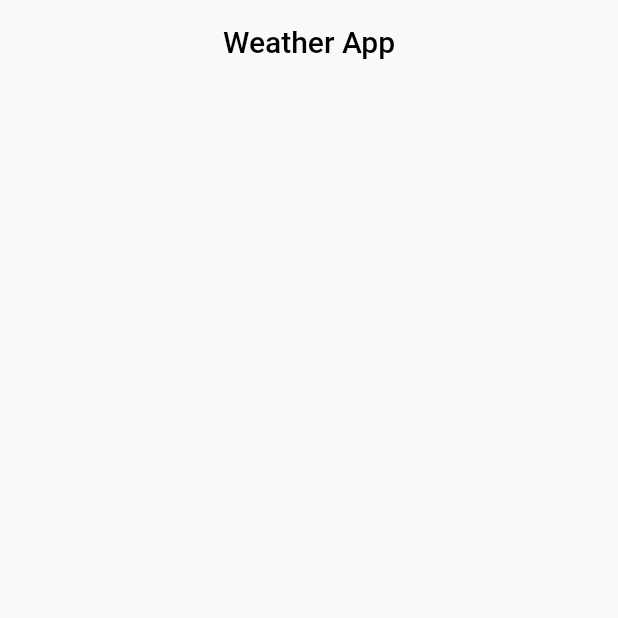
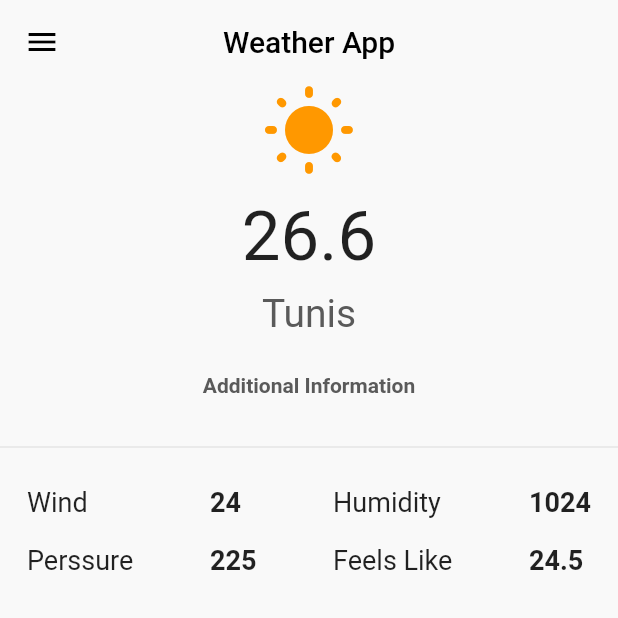
Before and after one commit to KurshanyWaleed/weather_app, a Flutter app: the screen it shows after launch, on a phone screen of 412 x 824 dp, the top half of it. Run offline on Flutter 3.47's test engine with Material 2 defaults, Android fonts, the phone set to English and light mode, and no system bars.

Commit message:
UI finished !

```diff
--- a/lib/main.dart
+++ b/lib/main.dart
@@ -1,4 +1,8 @@
+import 'dart:ui';
+
 import 'package:flutter/material.dart';
+import 'package:weather_app/views/additional_information.dart';
+import 'package:weather_app/views/current_weather.dart';
 
 void main() {
   runApp(const MyApp());
@@ -40,9 +44,33 @@ class _MyHomePageState extends State<MyHomePage> {
         backgroundColor: const Color(0xFFf9f9f9),
         elevation: 0.0,
         centerTitle: true,
+        leading: IconButton(
+          onPressed: () {},
+          icon: const Icon(Icons.menu),
+          color: Colors.black,
+        ),
         title: const Text("Weather App", style: TextStyle(color: Colors.black)),
       ),
-      body: Container(),
+      body: Column(
+        crossAxisAlignment: CrossAxisAlignment.center,
+        children: [
+          //?custom widget for the app :P
+          currentWeather(
+              icon: Icons.wb_sunny_rounded, temp: "26.6", location: "Tunis"),
+          const SizedBox(
+            height: 25.0,
+          ),
+          const Text("Additional Information",
+              style: TextStyle(
+                  fontWeight: FontWeight.bold, color: Color(0xFF5a5a5a))),
+          const SizedBox(
+            height: 25.0,
+          ),
+          const Divider(),
+          additionalInformation(
+              wind: "24", pressure: "225", humidity: "1024", feelsLike: "24.5")
+        ],
+      ),
     );
   }
 }
--- /dev/null
+++ b/lib/views/additional_information.dart
@@ -0,0 +1,94 @@
+import 'package:flutter/material.dart';
+
+TextStyle titleFont =
+    const TextStyle(fontWeight: FontWeight.normal, fontSize: 18.0);
+TextStyle dataFont =
+    const TextStyle(fontWeight: FontWeight.bold, fontSize: 18.0);
+
+Widget additionalInformation(
+    {String? wind, String? humidity, String? pressure, String? feelsLike}) {
+  return Container(
+    width: double.infinity,
+    padding: const EdgeInsets.all(18.0),
+    child: Column(
+      mainAxisAlignment: MainAxisAlignment.center,
+      crossAxisAlignment: CrossAxisAlignment.center,
+      children: [
+        Row(
+          mainAxisAlignment: MainAxisAlignment.spaceBetween,
+          crossAxisAlignment: CrossAxisAlignment.center,
+          children: [
+            Column(
+              mainAxisAlignment: MainAxisAlignment.start,
+              crossAxisAlignment: CrossAxisAlignment.start,
+              children: [
+                Text("Wind", style: titleFont),
+                const SizedBox(
+                  height: 18.0,
+                ),
+                Text(
+                  "Perssure",
+                  style: titleFont,
+                ),
+                const SizedBox(
+                  height: 18.0,
+                ),
+              ],
+            ),
+            Column(
+              mainAxisAlignment: MainAxisAlignment.start,
+              crossAxisAlignment: CrossAxisAlignment.start,
+              children: [
+                Text("$wind", style: dataFont),
+                const SizedBox(
+                  height: 18.0,
+                ),
+                Text(
+                  "$pressure",
+                  style: dataFont,
+                ),
+                const SizedBox(
+                  height: 18.0,
+                ),
+              ],
+            ),
+            Column(
+              mainAxisAlignment: MainAxisAlignment.start,
+              crossAxisAlignment: CrossAxisAlignment.start,
+              children: [
+                Text("Humidity", style: titleFont),
+                const SizedBox(
+                  height: 18.0,
+                ),
+                Text(
+                  "Feels Like",
+                  style: titleFont,
+                ),
+                const SizedBox(
+                  height: 18.0,
+                ),
+              ],
+            ),
+            Column(
+              mainAxisAlignment: MainAxisAlignment.start,
+              crossAxisAlignment: CrossAxisAlignment.start,
+              children: [
+                Text("$humidity", style: dataFont),
+                const SizedBox(
+                  height: 18.0,
+                ),
+                Text(
+                  "$feelsLike",
+                  style: dataFont,
+                ),
+                const SizedBox(
+                  height: 18.0,
+                ),
+              ],
+            )
+          ],
+        )
+      ],
+    ),
+  );
+}
--- /dev/null
+++ b/lib/views/current_weather.dart
@@ -0,0 +1,31 @@
+import 'package:flutter/foundation.dart';
+import 'package:flutter/material.dart';
+
+Widget currentWeather({IconData? icon, String? temp, String? location}) {
+  return Center(
+    child: Column(
+        mainAxisAlignment: MainAxisAlignment.center,
+        crossAxisAlignment: CrossAxisAlignment.center,
+        children: [
+          Icon(
+            icon,
+            color: Colors.orange,
+            size: 64.0,
+          ),
+          const SizedBox(
+            height: 10.0,
+          ),
+          Text(
+            "$temp",
+            style: const TextStyle(fontSize: 46.0),
+          ),
+          const SizedBox(
+            height: 10.0,
+          ),
+          Text(
+            "$location",
+            style: const TextStyle(fontSize: 26.0, color: Color(0xFF5a5a5a)),
+          ),
+        ]),
+  );
+}
```
